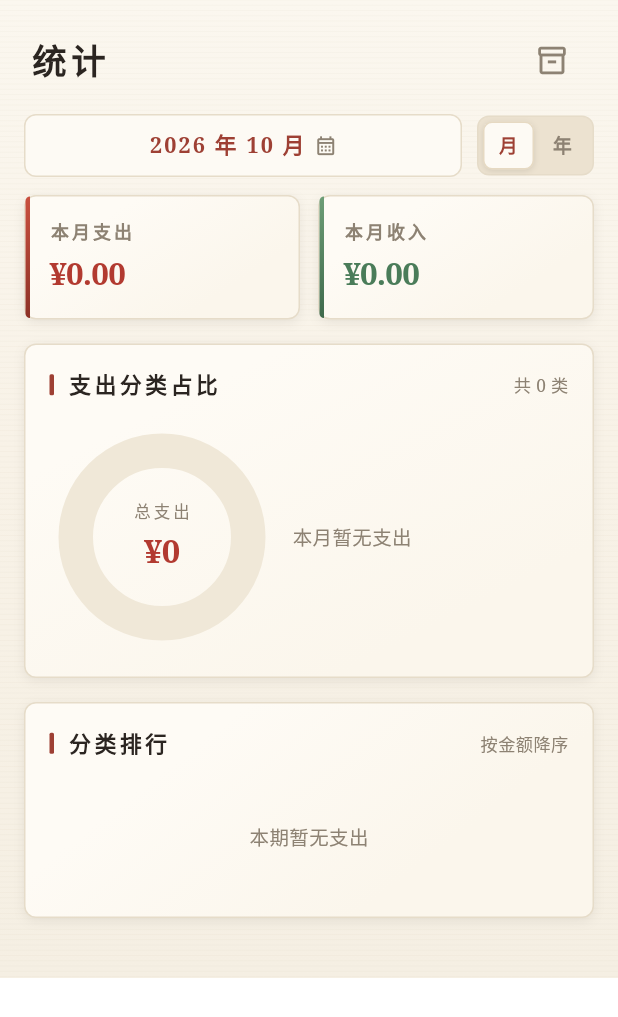
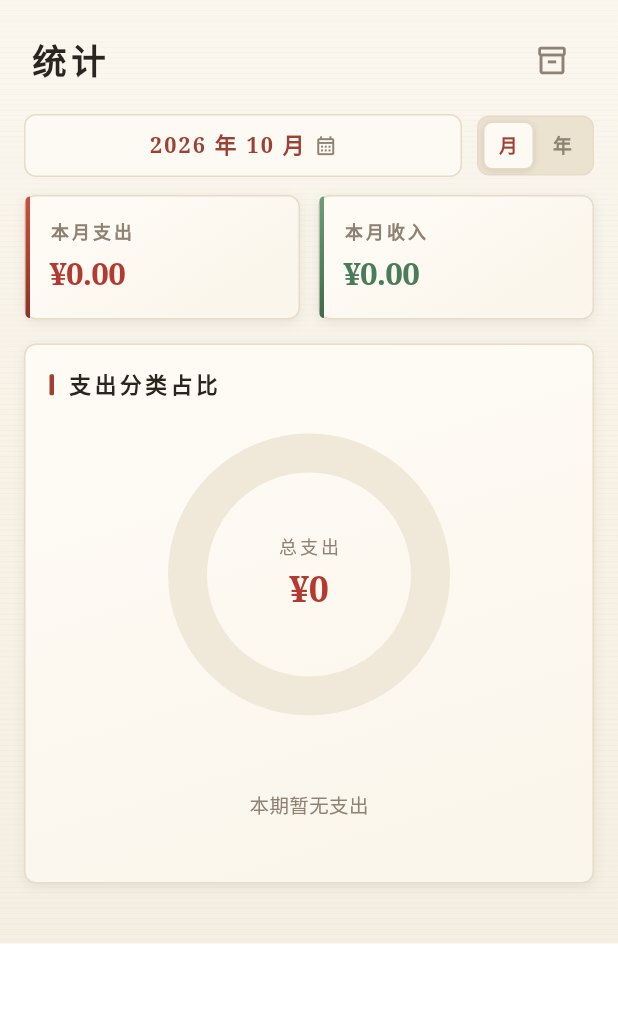
Before and after one commit to hpy12345/-APP, a Flutter app: the StatPage screen opened directly, on a phone screen of 412 x 824 dp. Shown: the top 1017 px of the screen. Run offline on Flutter 3.47's test engine with Material 3 defaults, Android fonts, the light colour scheme and no system bars; our stand-ins replace file_picker, package_info_plus, shared_preferences, sqflite; accounts and stored records are empty.

Commit message:
feat(stat): 支出分类占比与排行合并为单个模块（v2.0.0+6）
按用户要求把「支出分类占比」与「分类排行」两张卡合成一张（月视图）：

- 扇形图：右侧图例整体删除，改为水平居中并放大 —— 直径 150 → 200、
  环宽 23 → 26、环心文字 12/24。原来侧栏只剩 ~112px，三列（名称 + 占比 +
  金额）在 1.3 倍字号下塞不下，Flex 会把分类名压成 0 宽（真机截图里
  「18.5% ¥474.09」那行没有名字就是这个原因），现在这一整块空间都还给环图。
- 图下方接占比排行列表（BarRank），色板与扇形图同序同色。
- `DonutLegend` 组件删除（只剩一段注释说明去向）。

排行列表的「条与数字对不上」修了两处：
1. **条长改按总额归一**（原来按最大值归一）：最大那笔原本占满 100% 宽却写着
   55.6%，看着就是两套口径。现在 55.6% 的条正好占轨道 55.6%，与数字一致。
2. **条被居中摆放**：`_BarRow` 的 Column 漏了 `crossAxisAlignment: start`，
   默认 center 让每条都居中 —— 表现为「条飘在行中间、和右边数字错位」。
   现在条是整行宽、左对齐，右端与上方占比数字的右缘对齐。
3. 占比数字放进固定 54px 的右对齐盒子（+ scaleDown 兜底），金额列与占比列
   各自成列，不再随文字宽度参差。

年视图维持两卡（12 月双柱 + 全年排行），维度不变。
版本 1.2.1+5 → 2.0.0+6。

````diff
--- a/lib/pages/stat_page.dart
+++ b/lib/pages/stat_page.dart
@@ -15,8 +15,10 @@ import '../widgets/year_bars.dart';
 import 'data_page.dart';
 
 /// 统计页（复刻模拟版 page-stat）：
-/// 月 / 年粒度切换 + 时间步进器 → 本期收支双卡 → 环形图（月）/ 12 月双柱（年）
-/// → 分类排行。右上角入口进入「数据管理」（备份 / 恢复 / 关于）。
+/// 月 / 年粒度切换 + 时间步进器 → 本期收支双卡 →
+/// **月视图：一个「支出分类占比」模块（扇形图居中 + 下方占比排行）**；
+/// 年视图：12 月双柱 → 全年分类排行。
+/// 右上角入口进入「数据管理」（备份 / 恢复 / 关于）。
 class StatPage extends StatefulWidget {
   const StatPage({super.key});
 
@@ -213,42 +215,42 @@ class _StatPageState extends State<StatPage> {
                   ),
                 ),
 
-                // ── 月：环形图 ／ 年：12 月双柱 ──
+                // ── 月：扇形图 + 占比排行（v2.0.0 合并为一个模块）／年：12 月双柱 ──
                 if (!isYear)
                   PanelCard(
                     title: '支出分类占比',
-                    trailing: rows.length > 6
-                        ? '前 6 · 共 ${rows.length} 类'
-                        : '共 ${rows.length} 类',
-                    child: Row(
-                      crossAxisAlignment: CrossAxisAlignment.center,
+                    trailing: rows.isEmpty ? null : '共 ${rows.length} 类',
+                    child: Column(
+                      crossAxisAlignment: CrossAxisAlignment.stretch,
                       children: [
-                        DonutChart(
+                        // 扇形图：水平居中、直径 200（原来右边挤图例，只有 150）
+                        Center(
+                          child: DonutChart(
                               rows: rows,
                               colors: colors,
                               totalCents: totalExpense),
-                        const SizedBox(width: 12),
-                        Expanded(
-                          child: DonutLegend(
+                        ),
+                        const SizedBox(height: 20),
+                        // 占比明细列表：原来独立的「分类排行」卡片并到这里，
+                        // 色板与扇形图同一套（第 i 个分类两边同色）
+                        BarRank(
                             rows: rows,
                             colors: colors,
                             categoryMap: vm.categoryMap,
                             totalCents: totalExpense),
-                        ),
                       ],
                     ),
                   )
-                else
+                else ...[
                   PanelCard(
                     title: '12 个月收支走势',
                     trailing: _yearTip(vm),
                     child: YearBars(
                         months: vm.monthlySumsOfYear(_year), year: _year),
                   ),
-
-                // ── 分类排行 ──
+                  // 年视图没有扇形图，排行仍单列一张卡
                   PanelCard(
-                  title: isYear ? '全年分类排行' : '分类排行',
+                    title: '全年分类排行',
                     trailing: '按金额降序',
                     child: BarRank(
                         rows: rows,
@@ -256,6 +258,7 @@ class _StatPageState extends State<StatPage> {
                         categoryMap: vm.categoryMap,
                         totalCents: totalExpense),
                   ),
+                ],
               ],
             ),
           ),
--- a/lib/widgets/bar_rank.dart
+++ b/lib/widgets/bar_rank.dart
@@ -5,9 +5,22 @@ import '../models/category.dart';
 import '../theme/palette.dart';
 import '../utils/money.dart';
 
-/// 分类排行条形图（纯宽度动画，直译模拟版 renderBars）：
-/// 金额降序 + 占比，条宽按最大值归一，动画 600ms easeOutCubic。
+/// 分类占比排行（金额降序）。
+///
+/// 每行两段：
+/// ```
+/// 🚗 交通                    ¥1,425.88   55.6%
+/// ████████████████████████░░░░░░░░░░░░░░░░░░
+/// ```
+/// 第一段「图标 + 名称 + 金额 + 占比」：占比放进**固定宽度**的右对齐盒子里，
+/// 于是所有金额、所有占比各自成一列（旧版占比宽度随文字变，金额列跟着参差）。
+/// 第二段是整行宽的百分比条：**左对齐、长度 = 占比**，右端与上面占比数字的
+/// 右边缘对齐 —— 条和数字量的是同一条基准，不会出现「条居中飘在中间、
+/// 数字贴在最右」那种错位。
 class BarRank extends StatelessWidget {
+  /// 占比列的固定宽度（"100.0%" 在 1.3 倍字号下约 50px，留一点余量）
+  static const double _pctWidth = 54;
+
   final List<CategoryTotal> rows;
   final List<Color> colors;
   final Map<String, LedgerCategory> categoryMap;
@@ -25,24 +38,27 @@ class BarRank extends StatelessWidget {
   Widget build(BuildContext context) {
     if (rows.isEmpty) {
       return const Padding(
-        padding: EdgeInsets.symmetric(vertical: 26),
+        padding: EdgeInsets.symmetric(vertical: 24),
         child: Center(
           child: Text('本期暂无支出',
               style: TextStyle(fontSize: 13, color: Palette.textSub)),
         ),
       );
     }
-    final maxCents = rows.first.cents == 0 ? 1 : rows.first.cents;
+    // 条长按**总额**归一（不是按最大值）：
+    // 这样 55.6% 的条正好占轨道的 55.6%，条长与右边那个百分比数字说的是同一件事。
+    // 旧版按最大值归一 → 最大那笔占满 100% 宽却写着 55.6%，视觉上就「对不上」。
+    final total = totalCents <= 0 ? 1 : totalCents;
     return Column(
       children: [
         for (var i = 0; i < rows.length; i++) ...[
-          if (i > 0) const SizedBox(height: 15),
+          if (i > 0) const SizedBox(height: 14),
           _BarRow(
             row: rows[i],
             color: colors[i % colors.length],
             name: categoryMap[rows[i].categoryId]?.name ?? '未知',
             icon: categoryMap[rows[i].categoryId]?.icon ?? '📦',
-            widthFactor: rows[i].cents / maxCents,
+            widthFactor: rows[i].cents / total,
             pctText: totalCents == 0
                 ? '0%'
                 : '${(rows[i].cents / totalCents * 100).toStringAsFixed(1)}%',
@@ -73,35 +89,53 @@ class _BarRow extends StatelessWidget {
   @override
   Widget build(BuildContext context) {
     return Column(
+      // 必须是 start：Column 默认 center 会把百分比条居中摆放，
+      // 旧版看起来「条飘在中间、和数字对不上」就是这里漏了 crossAxisAlignment。
+      crossAxisAlignment: CrossAxisAlignment.start,
       children: [
         Row(
-          crossAxisAlignment: CrossAxisAlignment.baseline,
-          textBaseline: TextBaseline.alphabetic,
           children: [
             Text(icon, style: const TextStyle(fontSize: 15)),
             const SizedBox(width: 7),
-            Text(name,
-                style: serifStyle.copyWith(
-                    fontSize: 13,
-                    fontWeight: FontWeight.w600,
-                    letterSpacing: 1)),
-            const Spacer(),
+            Expanded(
+              child: Text(name,
+                  maxLines: 1,
+                  overflow: TextOverflow.ellipsis,
+                  style: serifStyle.copyWith(
+                      fontSize: 13.5,
+                      fontWeight: FontWeight.w600,
+                      letterSpacing: 1)),
+            ),
+            const SizedBox(width: 8),
             Text('¥${fmtCents(row.cents)}',
                 style: serifStyle.copyWith(
-                    fontSize: 13,
+                    fontSize: 13.5,
                     fontWeight: FontWeight.w700,
                     letterSpacing: -0.2)),
-            const SizedBox(width: 5),
-            Text(pctText,
-                style: const TextStyle(
-                    fontSize: 11.5, color: Palette.textSub)),
+            const SizedBox(width: 8),
+            // 固定宽度 + scaleDown：系统字号继续放大时数字整体缩一点，
+            // 也不会把金额列挤歪
+            SizedBox(
+              width: BarRank._pctWidth,
+              child: FittedBox(
+                fit: BoxFit.scaleDown,
+                alignment: Alignment.centerRight,
+                child: Text(pctText,
+                    style: serifStyle.copyWith(
+                        fontSize: 11.5,
+                        fontWeight: FontWeight.w600,
+                        color: Palette.textSub)),
+              ),
+            ),
           ],
         ),
         const SizedBox(height: 7),
+        // 百分比条：整行宽（右端 = 上面占比数字的右缘），填充长度 = 占比
         ClipRRect(
           borderRadius: BorderRadius.circular(4),
           child: Container(
             height: 9,
+            width: double.infinity,
             color: const Color(0xFFEBE1CD),
             child: TweenAnimationBuilder<double>(
               tween: Tween(begin: 0, end: widthFactor.clamp(0.0, 1.0).toDouble()),
--- a/lib/widgets/donut_chart.dart
+++ b/lib/widgets/donut_chart.dart
@@ -3,21 +3,23 @@ import 'dart:math' as math;
 import 'package:flutter/material.dart';
 
 import '../data/bill_repository.dart';
-import '../models/category.dart';
 import '../theme/palette.dart';
 import '../utils/money.dart';
 
 /// 环形图（CustomPainter 直译模拟版 drawDonut）：
 /// - 起始角 −90°（12 点方向），顺时针
-/// - 扇区缝 0.028 rad，环宽 23 逻辑像素（= 模拟版 46@2x）
+/// - 扇区缝 0.028 rad
 /// - 单段 100% 不留缝
 /// - 空数据画浅色整环
 ///
-/// 直径 168 → 150：右侧图例要放「分类名 + 占比 + 金额」三列，
-/// 而侧栏宽度 = 卡片宽 − 环形图 − 间距。168 时侧栏只剩 ~112，
-/// 系统字号 1.3 倍下三列塞不下，Flex 会把分类名压成 0 宽（表现为名字整列消失）。
+/// v2.0.0：右侧图例删掉了，占比明细挪到图**下方**的排行列表（`BarRank`），
+/// 这里成了整块区域的主角 —— 直径 150 → 200、环宽 23 → 26，环心文字同比放大。
 class DonutChart extends StatelessWidget {
-  static const double size = 150;
+  /// 直径。卡片内宽 296（360 − 页面 32 − 卡片 32），200 居中后左右各留 48。
+  static const double size = 200;
+
+  /// 环宽（逻辑像素）
+  static const double thickness = 26;
 
   final List<CategoryTotal> rows;
   final List<Color> colors;
@@ -40,11 +42,12 @@ class DonutChart extends StatelessWidget {
         children: [
           CustomPaint(
             size: const Size(size, size),
-            painter: _DonutPainter(rows: rows, colors: colors, total: totalCents),
+            painter: _DonutPainter(
+                rows: rows, colors: colors, total: totalCents),
           ),
           // 环心文字：宽度收紧 + scaleDown 兜底，大额（¥12.3万）也不会顶出环外
           SizedBox(
-            width: 86,
+            width: 112,
             child: FittedBox(
               fit: BoxFit.scaleDown,
               child: Column(
@@ -52,13 +55,13 @@ class DonutChart extends StatelessWidget {
                 children: [
                   Text('总支出',
                       style: serifStyle.copyWith(
-                          fontSize: 11,
+                          fontSize: 12,
                           color: Palette.textSub,
                           letterSpacing: 2)),
-                  const SizedBox(height: 3),
+                  const SizedBox(height: 4),
                   Text('¥${fmtCentsShort(totalCents)}',
                       style: serifStyle.copyWith(
-                          fontSize: 22,
+                          fontSize: 24,
                           fontWeight: FontWeight.w700,
                           color: Palette.expense,
                           letterSpacing: -0.3)),
@@ -82,8 +85,8 @@ class _DonutPainter extends CustomPainter {
   @override
   void paint(Canvas canvas, Size size) {
     final center = Offset(size.width / 2, size.height / 2);
-    final radius = size.width / 2 - 6; // 对应模拟版 R = 336/2 - 12（@2x）
-    const thick = 23.0; // 对应模拟版 46@2x
+    final radius = size.width / 2 - 6;
+    const thick = DonutChart.thickness;
     final arcRadius = radius - thick / 2;
     final rect = Rect.fromCircle(center: center, radius: arcRadius);
 
@@ -122,84 +125,6 @@ class _DonutPainter extends CustomPainter {
   bool shouldRepaint(covariant _DonutPainter old) =>
       old.rows != rows || old.total != total || old.colors != colors;
 }
-
-/// 环形图右侧图例（前 6，直译模拟版 renderLegend）
-class DonutLegend extends StatelessWidget {
-  final List<CategoryTotal> rows;
-  final List<Color> colors;
-  final Map<String, LedgerCategory> categoryMap;
-  final int totalCents;
-
-  const DonutLegend({
-    super.key,
-    required this.rows,
-    required this.colors,
-    required this.categoryMap,
-    required this.totalCents,
-  });
-
-  @override
-  Widget build(BuildContext context) {
-    if (rows.isEmpty) {
-      return const Padding(
-        padding: EdgeInsets.symmetric(vertical: 26),
-        child: Text('本月暂无支出',
-            style: TextStyle(fontSize: 13, color: Palette.textSub)),
-      );
-    }
-    return Column(
-      mainAxisAlignment: MainAxisAlignment.center,
-      crossAxisAlignment: CrossAxisAlignment.start,
-      children: [
-        for (var i = 0; i < rows.length && i < 6; i++)
-          Padding(
-            padding: const EdgeInsets.only(bottom: 10),
-            child: Row(
-              children: [
-                Container(
-                  width: 9,
-                  height: 9,
-                  decoration: BoxDecoration(
-                    color: colors[i % colors.length],
-                    borderRadius: BorderRadius.circular(2),
-                  ),
-                ),
-                const SizedBox(width: 8),
-                // 分类名占满剩余宽度：它必须在，且必须能被压缩（省略号），
-                // 否则大字号下又会被右侧两列挤成 0 宽
-                Expanded(
-                  child: Text(
-                    categoryMap[rows[i].categoryId]?.name ?? '未知',
-                    maxLines: 1,
-                    overflow: TextOverflow.ellipsis,
-                    style: serifStyle.copyWith(
-                        fontSize: 12,
-                        fontWeight: FontWeight.w600,
-                        letterSpacing: 0.6),
-                  ),
-                ),
-                // 占比与金额**紧挨**（只用 6px 间距）。
-                // 旧版金额那列写死 58 宽并右对齐，内容只有 ~30 宽 → 数字左
-                // 侧空出 28px，叠加分类名被压成 0 宽，就成了「占比和数字
-                // 间隔过远」。金额去掉固定宽度后，它的右边缘自然贴住卡片
-                // 右侧（Flex 把剩宽全给了分类名），两列间距恒定 6px。
-                Text(
-                  totalCents == 0
-                      ? '0%'
-                      : '${(rows[i].cents / totalCents * 100).toStringAsFixed(1)}%',
-                  style: serifStyle.copyWith(
-                      fontSize: 11.5, fontWeight: FontWeight.w700),
-                ),
-                const SizedBox(width: 6),
-                Text(
-                  '¥${fmtCentsShort(rows[i].cents)}',
-                  style: const TextStyle(
-                      fontSize: 10.5, color: Palette.textSub),
-                ),
-              ],
-            ),
-          ),
-      ],
-    );
-  }
-}
+// 注：原来这里还有一个 DonutLegend（环形图右侧的图例列表）。
+// v2.0.0 把「占比明细」整体挪到环形图下方（BarRank 排行列表），
+// 右侧内容按用户要求删掉，图例组件随之删除。
--- a/pubspec.yaml
+++ b/pubspec.yaml
@@ -14,7 +14,9 @@ publish_to: "none"
 # 1.2.0+4：账单可点进去重新编辑、收入补「其他」分类、金额字号与光标收小、
 #          保存键瘦身（去掉清空）、年度读数条分行、修「弹层关掉键盘自己弹出」。
 # 1.2.1+5：年度图例去掉（读数条自带色点）、金额输入框 ¥ 与数字拉开间距。
-version: 1.2.1+5
+# 2.0.0+6：支出分类占比 + 分类排行合并为一个模块（扇形图居中放大 200、
+#          右侧图例删除、下方接占比排行列表，条与占比同基准对齐）。
+version: 2.0.0+6
 
 environment:
   sdk: ">=3.4.0 <4.0.0"
````
Lines whose indentation alone changed are shown as unchanged.
